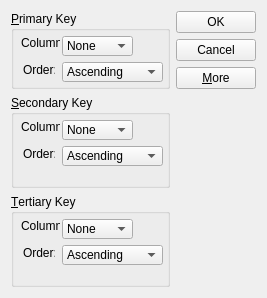
First picture: the form in Chapter 2/sort/sortdialog.ui, repository starrynights89/Qt-C-practice-, before the edit.
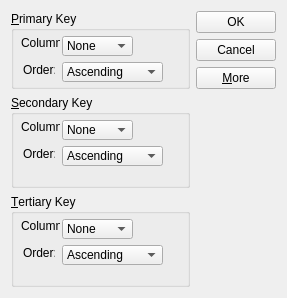
Second picture: the form after the edit.

The edit to the form file:
```diff
--- a/Chapter 2/sort/sortdialog.ui
+++ b/Chapter 2/sort/sortdialog.ui
@@ -6,7 +6,7 @@
    <rect>
     <x>0</x>
     <y>0</y>
-    <width>267</width>
+    <width>287</width>
     <height>298</height>
    </rect>
   </property>
```
Left out of the diff: 11 changed lines with no effect on the pictures.
